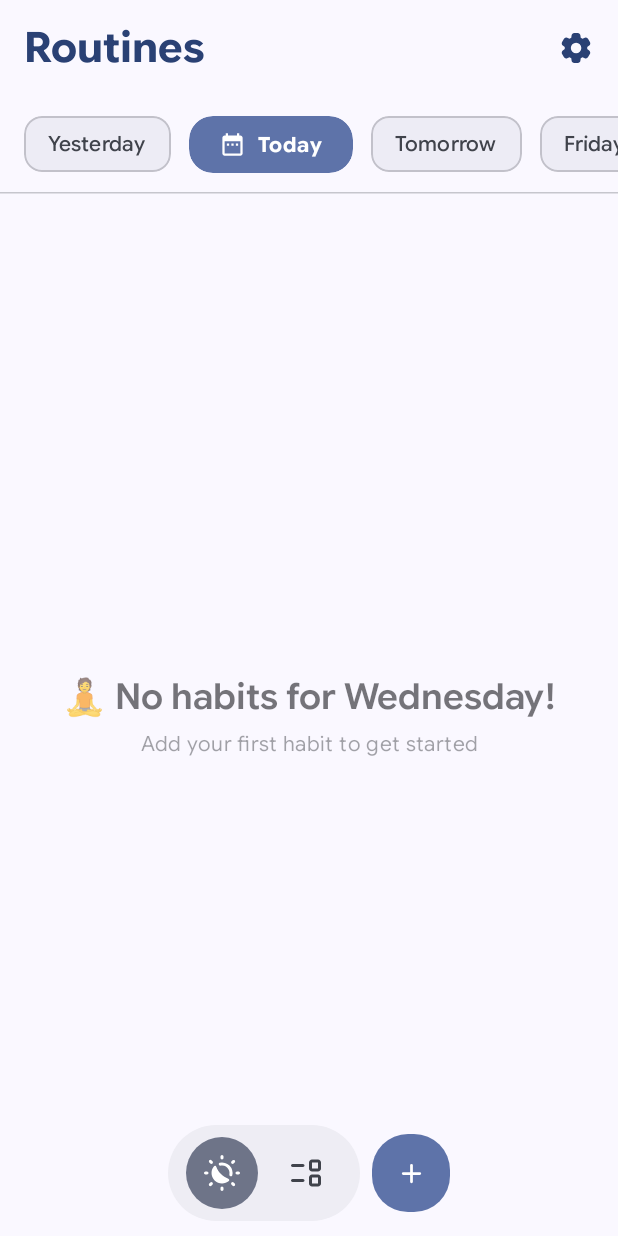
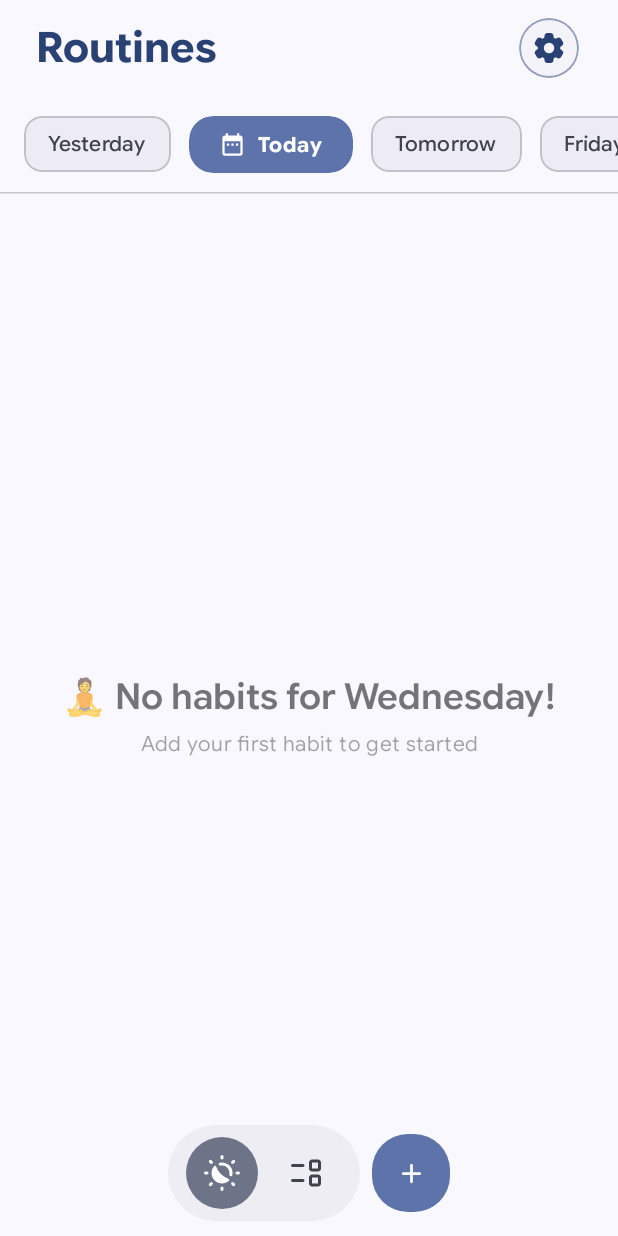
Before and after one commit to mandrecode/tempo, an Android app built with Jetpack Compose: the RoutinesRoute screen opened through its navigation route, on a phone screen of 412 x 824 dp. Run offline under Robolectric (Android 15) with nearby library versions, the light colour scheme and no system bars; our stand-ins replace Dagger/Hilt's generated code, Room's generated code; libraries missing offline, so code that uses them is left out: androidx.hilt.lifecycle.

Commit message:
feat(#75): add animated settings button (#111)

```diff
--- /dev/null
+++ b/app/src/debug/java/com/mandrecode/tempo/core/ui/components/SettingsButtonPreviews.kt
@@ -0,0 +1,25 @@
+package com.mandrecode.tempo.core.ui.components
+
+import android.content.res.Configuration
+import androidx.compose.foundation.layout.Box
+import androidx.compose.foundation.layout.padding
+import androidx.compose.material3.MaterialTheme
+import androidx.compose.material3.Surface
+import androidx.compose.runtime.Composable
+import androidx.compose.ui.Modifier
+import androidx.compose.ui.tooling.preview.Preview
+import androidx.compose.ui.unit.dp
+import com.mandrecode.tempo.core.ui.theme.TempoTheme
+
+@Preview(name = "Light", showBackground = true, device = "id:pixel_9")
+@Preview(name = "Dark", showBackground = true, device = "id:pixel_9", uiMode = Configuration.UI_MODE_NIGHT_YES)
+@Composable
+private fun SettingsButtonPreview() {
+    TempoTheme {
+        Surface(color = MaterialTheme.colorScheme.surface) {
+            Box(modifier = Modifier.padding(24.dp)) {
+                SettingsButton(onClick = {})
+            }
+        }
+    }
+}
--- /dev/null
+++ b/app/src/main/java/com/mandrecode/tempo/core/ui/components/SettingsButton.kt
@@ -0,0 +1,88 @@
+package com.mandrecode.tempo.core.ui.components
+
+import androidx.compose.animation.animateColorAsState
+import androidx.compose.foundation.background
+import androidx.compose.foundation.border
+import androidx.compose.foundation.clickable
+import androidx.compose.foundation.interaction.collectIsPressedAsState
+import androidx.compose.foundation.layout.Box
+import androidx.compose.foundation.layout.size
+import androidx.compose.foundation.shape.RoundedCornerShape
+import androidx.compose.material3.Icon
+import androidx.compose.material3.MaterialTheme
+import androidx.compose.runtime.Composable
+import androidx.compose.runtime.getValue
+import androidx.compose.ui.Alignment
+import androidx.compose.ui.Modifier
+import androidx.compose.ui.draw.clip
+import androidx.compose.ui.res.painterResource
+import androidx.compose.ui.res.stringResource
+import androidx.compose.ui.semantics.Role
+import androidx.compose.ui.unit.dp
+import com.mandrecode.tempo.R
+import com.mandrecode.tempo.core.ui.util.rememberPressableButtonAnimation
+
+@Composable
+fun SettingsButton(
+    onClick: () -> Unit,
+    modifier: Modifier = Modifier,
+) {
+    val (interactionSource, cornerRadiusState) =
+        rememberPressableButtonAnimation(
+            baseRadius = 20.dp,
+            pressedRadius = 14.dp,
+            animationDuration = 220,
+        )
+    val isPressed by interactionSource.collectIsPressedAsState()
+    val cornerRadius by cornerRadiusState
+    val containerColor by animateColorAsState(
+        targetValue =
+            if (isPressed) {
+                MaterialTheme.colorScheme.primaryContainer
+            } else {
+                MaterialTheme.colorScheme.surfaceContainerLow
+            },
+        label = "settingsButtonContainerColor",
+    )
+    val contentColor by animateColorAsState(
+        targetValue =
+            if (isPressed) {
+                MaterialTheme.colorScheme.onPrimaryContainer
+            } else {
+                MaterialTheme.colorScheme.primary
+            },
+        label = "settingsButtonContentColor",
+    )
+    val borderColor by animateColorAsState(
+        targetValue =
+            if (isPressed) {
+                MaterialTheme.colorScheme.primary
+            } else {
+                MaterialTheme.colorScheme.primary.copy(alpha = 0.48f)
+            },
+        label = "settingsButtonBorderColor",
+    )
+    val shape = RoundedCornerShape(cornerRadius)
+
+    Box(
+        contentAlignment = Alignment.Center,
+        modifier =
+            modifier
+                .size(40.dp)
+                .clip(shape)
+                .background(containerColor)
+                .border(1.dp, borderColor, shape)
+                .clickable(
+                    interactionSource = interactionSource,
+                    indication = null,
+                    role = Role.Button,
+                    onClick = onClick,
+                ),
+    ) {
+        Icon(
+            painter = painterResource(id = R.drawable.ic_settings),
+            contentDescription = stringResource(R.string.settings),
+            tint = contentColor,
+        )
+    }
+}
--- a/app/src/main/java/com/mandrecode/tempo/core/ui/components/TempoTopBar.kt
+++ b/app/src/main/java/com/mandrecode/tempo/core/ui/components/TempoTopBar.kt
@@ -15,6 +15,7 @@ import com.mandrecode.tempo.core.ui.theme.topBarTitle
 fun TempoTopBar(
     title: String,
     modifier: Modifier = Modifier,
+    titleModifier: Modifier = Modifier,
     navigationIcon: @Composable () -> Unit = {},
     actions: @Composable RowScope.() -> Unit = {},
 ) {
@@ -23,6 +24,7 @@ fun TempoTopBar(
             Text(
                 text = title,
                 style = MaterialTheme.typography.topBarTitle,
+                modifier = titleModifier,
             )
         },
         navigationIcon = navigationIcon,
--- a/app/src/main/java/com/mandrecode/tempo/core/ui/navigation/Navigation.kt
+++ b/app/src/main/java/com/mandrecode/tempo/core/ui/navigation/Navigation.kt
@@ -7,9 +7,11 @@ import androidx.compose.foundation.layout.Arrangement
 import androidx.compose.foundation.layout.Box
 import androidx.compose.foundation.layout.Column
 import androidx.compose.foundation.layout.Row
+import androidx.compose.foundation.layout.Spacer
 import androidx.compose.foundation.layout.fillMaxSize
 import androidx.compose.foundation.layout.padding
 import androidx.compose.foundation.layout.size
+import androidx.compose.foundation.layout.width
 import androidx.compose.foundation.shape.CircleShape
 import androidx.compose.foundation.shape.RoundedCornerShape
 import androidx.compose.material.icons.Icons
@@ -44,8 +46,10 @@ import androidx.navigation.compose.currentBackStackEntryAsState
 import androidx.navigation.compose.rememberNavController
 import com.mandrecode.tempo.R
 import com.mandrecode.tempo.core.data.preferences.NavigationPreferencesRepository
+import com.mandrecode.tempo.core.ui.components.SettingsButton
 import com.mandrecode.tempo.core.ui.components.TempoTopBar
 import com.mandrecode.tempo.core.ui.theme.TempoMotionTokens
+import com.mandrecode.tempo.core.ui.theme.spacing
 import com.mandrecode.tempo.features.routines.presentation.RoutinesScreen
 import com.mandrecode.tempo.features.settings.presentation.SettingsScreen
 import com.mandrecode.tempo.features.tasks.presentation.TasksScreen
@@ -441,22 +445,22 @@ private fun RouteTopBar(
     title: String,
     navController: NavHostController,
 ) {
+    val horizontalPadding = MaterialTheme.spacing.large
+    val titleStartPadding = horizontalPadding - MaterialTheme.spacing.default
+    val settingsEndPadding = horizontalPadding - MaterialTheme.spacing.extraSmall
+
     TempoTopBar(
         title = title,
+        titleModifier = Modifier.padding(start = titleStartPadding),
         actions = {
-            IconButton(
+            SettingsButton(
                 onClick = {
                     navController.navigate(SettingsRoute) {
                         launchSingleTop = true
                     }
                 },
-            ) {
-                Icon(
-                    painter = painterResource(id = R.drawable.ic_settings),
-                    contentDescription = stringResource(R.string.settings),
-                    tint = MaterialTheme.colorScheme.primary,
-                )
-            }
+            )
+            Spacer(modifier = Modifier.width(settingsEndPadding))
         },
     )
 }
```
Also changed, not shown: 5 other files.
